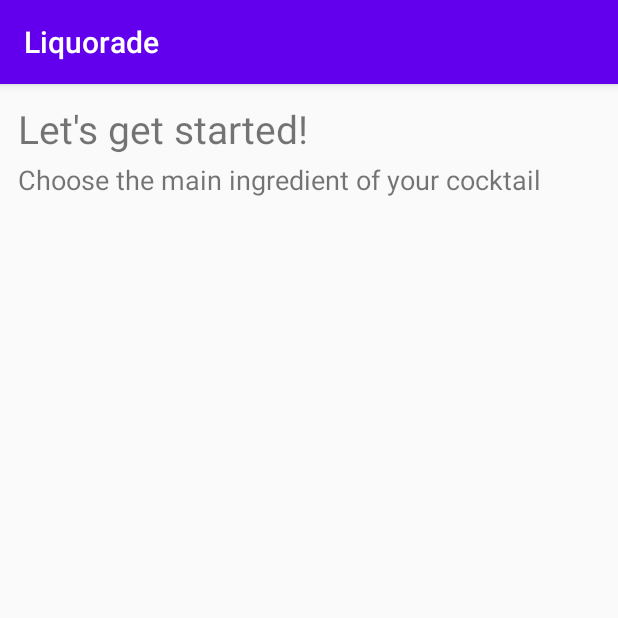
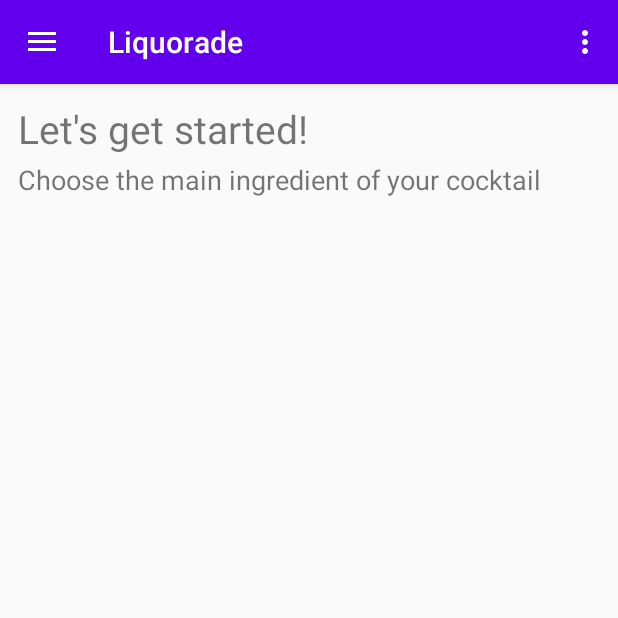
Before and after one commit to JohannaDB/Android_Liquorade, an Android app: the screen it shows after launch (MainActivity), on a phone screen of 412 x 824 dp, the top half of it. Run offline under Robolectric (Android 15) with nearby library versions, the phone set to English and light mode, and no system bars; our stand-ins replace Dagger/Hilt's generated code, Room's generated code, data binding, navigation-ui; pictures from the network do not load; 3 statements that could not run were skipped.

Commit message:
start navigation

```diff
--- a/app/src/main/java/com/example/liquorade/MainActivity.kt
+++ b/app/src/main/java/com/example/liquorade/MainActivity.kt
@@ -2,10 +2,36 @@
 
 import androidx.appcompat.app.AppCompatActivity
 import android.os.Bundle
+import android.view.Menu
+import android.view.MenuInflater
+import android.view.MenuItem
+import androidx.databinding.DataBindingUtil
+import androidx.drawerlayout.widget.DrawerLayout
+import androidx.navigation.findNavController
+import androidx.navigation.ui.AppBarConfiguration
+import androidx.navigation.ui.NavigationUI
+import com.example.liquorade.databinding.ActivityMainBinding
 
 class MainActivity : AppCompatActivity() {
+    private lateinit var drawerLayout: DrawerLayout
+    //private lateinit var appBarConfiguration: AppBarConfiguration
+
     override fun onCreate(savedInstanceState: Bundle?) {
         super.onCreate(savedInstanceState)
-        setContentView(R.layout.activity_main)
+        @Suppress("UNUSED_VARIABLE")
+        val binding = DataBindingUtil.setContentView<ActivityMainBinding>(this, R.layout.activity_main)
+        drawerLayout = binding.drawerLayout
+        val navController = this.findNavController(R.id.nav_host_fragment)
+        //appBarConfiguration = AppBarConfiguration(navController.graph, drawerLayout)
+        NavigationUI.setupActionBarWithNavController(this, navController, drawerLayout)
+        NavigationUI.setupWithNavController(binding.navigationView, navController)
+
     }
+
+    override fun onSupportNavigateUp(): Boolean {
+        val navController = this.findNavController(R.id.nav_host_fragment)
+        return NavigationUI.navigateUp(navController, drawerLayout)
+    }
+
+
 }
--- a/app/src/main/java/com/example/liquorade/category/CategoryFragment.kt
+++ b/app/src/main/java/com/example/liquorade/category/CategoryFragment.kt
@@ -3,16 +3,16 @@
 import android.content.Context
 import android.os.Bundle
 import android.util.Log
+import android.view.*
 import androidx.fragment.app.Fragment
-import android.view.LayoutInflater
-import android.view.View
-import android.view.ViewGroup
 import androidx.fragment.app.viewModels
 import androidx.lifecycle.LifecycleOwner
 import androidx.lifecycle.Observer
 import androidx.lifecycle.ViewModelProviders
 import androidx.navigation.Navigation
+import androidx.navigation.findNavController
 import androidx.navigation.fragment.findNavController
+import androidx.navigation.ui.NavigationUI
 import com.example.liquorade.LiquoradeApplication
 import com.example.liquorade.R
 import com.example.liquorade.cocktail.CocktailViewModel
@@ -65,4 +65,15 @@
         setHasOptionsMenu(true)
         return binding.root
     }
+
+    override fun onCreateOptionsMenu(menu: Menu, inflater: MenuInflater) {
+        super.onCreateOptionsMenu(menu, inflater)
+        inflater.inflate(R.menu.overflow_menu, menu)
+    }
+
+    override fun onOptionsItemSelected(item: MenuItem): Boolean {
+        return NavigationUI.onNavDestinationSelected(item!!,
+            view!!.findNavController())
+                || super.onOptionsItemSelected(item)
+    }
 }
--- a/app/src/main/res/layout/activity_main.xml
+++ b/app/src/main/res/layout/activity_main.xml
@@ -1,9 +1,30 @@
 <?xml version="1.0" encoding="utf-8"?>
-<fragment xmlns:android="http://schemas.android.com/apk/res/android"
-    xmlns:app="http://schemas.android.com/apk/res-auto"
-    android:id="@+id/nav_host_fragment"
-    android:name="androidx.navigation.fragment.NavHostFragment"
+<layout xmlns:android="http://schemas.android.com/apk/res/android"
+    xmlns:app="http://schemas.android.com/apk/res-auto">
+<androidx.drawerlayout.widget.DrawerLayout
+    android:id="@+id/drawerLayout"
     android:layout_width="match_parent"
-    android:layout_height="match_parent"
-    app:defaultNavHost="true"
-    app:navGraph="@navigation/navigation" />
+    android:layout_height="match_parent">
+    <LinearLayout
+        android:layout_width="match_parent"
+        android:layout_height="match_parent"
+        android:orientation="vertical">
+
+        <fragment
+            android:id="@+id/nav_host_fragment"
+            android:name="androidx.navigation.fragment.NavHostFragment"
+            android:layout_width="match_parent"
+            android:layout_height="match_parent"
+            app:defaultNavHost="true"
+            app:navGraph="@navigation/navigation" />
+    </LinearLayout>
+    <com.google.android.material.navigation.NavigationView
+        android:id="@+id/navigationView"
+        android:layout_width="wrap_content"
+        android:layout_height="match_parent"
+        android:layout_gravity="start"
+        app:menu="@menu/navdrawer_menu">
+
+    </com.google.android.material.navigation.NavigationView>
+</androidx.drawerlayout.widget.DrawerLayout>
+</layout>
--- /dev/null
+++ b/app/src/main/res/menu/navdrawer_menu.xml
@@ -0,0 +1,9 @@
+<?xml version="1.0" encoding="utf-8"?>
+<menu xmlns:android="http://schemas.android.com/apk/res/android">
+    <item
+        android:id="@+id/aboutFragment"
+        android:title="@string/about" />
+    <item
+        android:id="@+id/categoryFragment"
+        android:title="Categories" />
+</menu>
--- /dev/null
+++ b/app/src/main/res/menu/overflow_menu.xml
@@ -0,0 +1,6 @@
+<?xml version="1.0" encoding="utf-8"?>
+<menu xmlns:android="http://schemas.android.com/apk/res/android">
+    <item
+        android:id="@+id/aboutFragment"
+        android:title="@string/about" />
+</menu>
--- a/app/src/main/res/navigation/navigation.xml
+++ b/app/src/main/res/navigation/navigation.xml
@@ -7,8 +7,8 @@
     <fragment
         android:id="@+id/categoryFragment"
         android:name="com.example.liquorade.category.CategoryFragment"
-        android:label="fragment_category"
-        tools:layout="@layout/fragment_category" >
+        android:label="Liquorade"
+        tools:layout="@layout/fragment_category">
         <action
             android:id="@+id/action_categoryFragment_to_cocktailFragment"
             app:destination="@id/cocktailFragment" />
@@ -16,12 +16,11 @@
     <fragment
         android:id="@+id/cocktailFragment"
         android:name="com.example.liquorade.cocktail.CocktailFragment"
-        android:label="fragment_cocktail"
-        tools:layout="@layout/fragment_cocktail" >
+        android:label="Cocktails"
+        tools:layout="@layout/fragment_cocktail">
         <argument
             android:name="categoryName"
-            app:argType="string">
-        </argument>
+            app:argType="string"></argument>
         <action
             android:id="@+id/action_cocktailFragment_to_cocktailDetailFragment"
             app:destination="@id/cocktailDetailFragment" />
@@ -29,9 +28,14 @@
     <fragment
         android:id="@+id/cocktailDetailFragment"
         android:name="com.example.liquorade.cocktaildetail.CocktailDetailFragment"
-        android:label="CocktailDetailFragment" >
+        android:label="Cocktail details">
         <argument
             android:name="cocktailId"
             app:argType="string" />
     </fragment>
+    <fragment
+        android:id="@+id/aboutFragment"
+        android:name="com.example.liquorade.AboutFragment"
+        android:label="@string/aboutLiquorade"
+        tools:layout="@layout/fragment_about" />
 </navigation>
--- /dev/null
+++ b/app/src/main/res/values/dimens.xml
@@ -0,0 +1,5 @@
+<?xml version="1.0" encoding="utf-8"?>
+<resources>
+    <dimen name="vertical_margin">16dp</dimen>
+    <dimen name="horizontal_margin">8dp</dimen>
+</resources>
--- a/app/src/main/res/values/strings.xml
+++ b/app/src/main/res/values/strings.xml
@@ -6,4 +6,6 @@
     <string name="ingredients">Ingredients:</string>
     <string name="serving_glass">Serving Glass:</string>
     <string name="category">Category:</string>
+    <string name="about">About</string>
+    <string name="aboutLiquorade">About Liquorade</string>
 </resources>
--- a/build.gradle
+++ b/build.gradle
@@ -4,6 +4,7 @@
         kotlin_version = "1.3.72"
         recyclerview_version = '1.1.0'
         nav_version = "2.3.0"
+        support_lib_version = "1.1.0"
         version_lifecycle_extensions = "2.0.0"
         version_retrofit = "2.9.0"
         moshi_version = '1.9.3'
```
Also changed, not shown: app/build.gradle (+5 -2 lines), app/src/main/java/com/example/liquorade/AboutFragment.kt (added, +16 -0 lines), app/src/main/res/layout/fragment_about.xml (added, +31 -0 lines).
